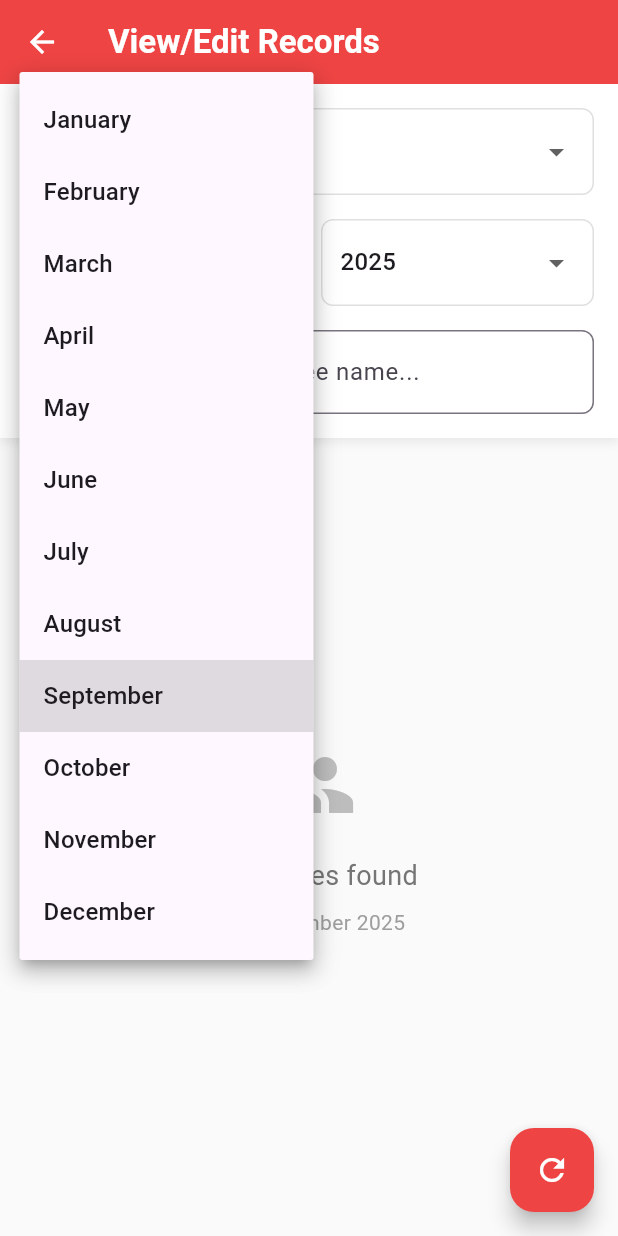
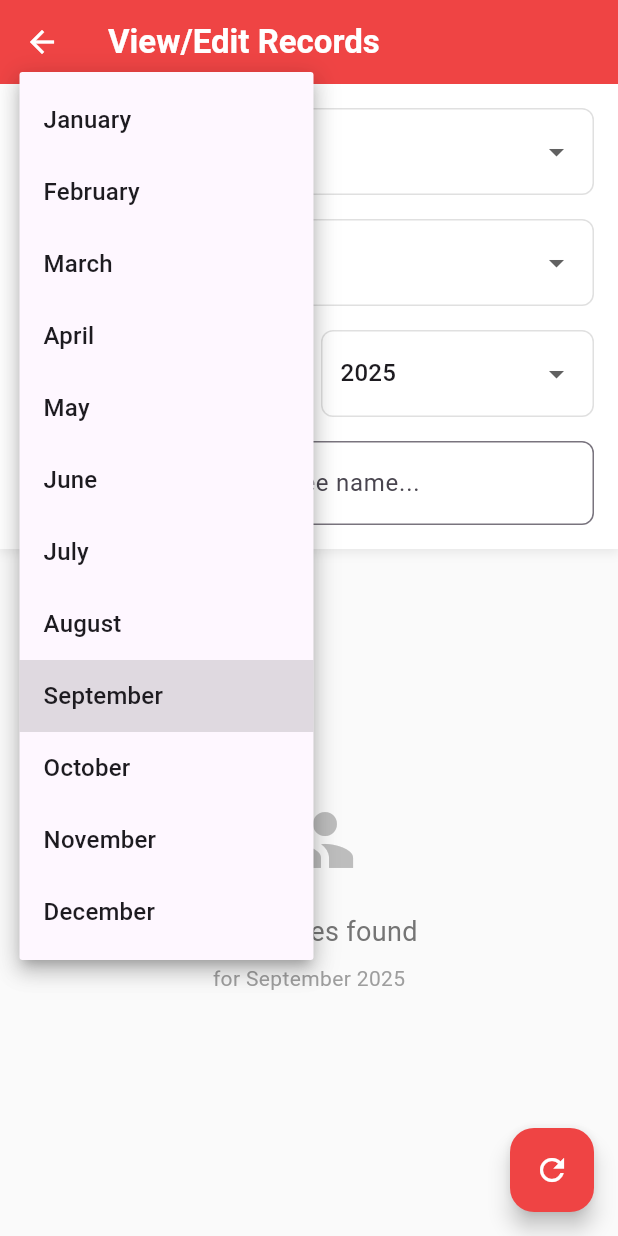
Before and after one commit to Esandu-Meth-Obadaarachchi/odon_booking_flutter_app, a Flutter app: the ViewEditSalariesExpensesScreen screen opened directly, after a tap on "Salaries", after a tap on "September", on a phone screen of 412 x 824 dp. Run offline on Flutter 3.47's test engine with Material 3 defaults, Android fonts, the phone set to English and light mode, and no system bars; our stand-ins replace google_fonts, image_picker, month_picker_dialog, open_file, pdf, table_calendar; network calls fail.

Commit message:
filter added to filter by categories in expenses

```diff
--- a/lib/ViewEditSalariesExpensesScreen.dart
+++ b/lib/ViewEditSalariesExpensesScreen.dart
@@ -12,6 +12,7 @@ class _ViewEditSalariesExpensesScreenState extends State<ViewEditSalariesExpense
   String _selectedType = 'Salaries'; // Salaries or Expenses
   String _selectedMonth = DateTime.now().month.toString();
   String _selectedYear = DateTime.now().year.toString();
+  String _selectedCategory = 'All'; // New category filter
   String _searchQuery = '';
   List<Map<String, dynamic>> _records = [];
   List<Map<String, dynamic>> _filteredRecords = [];
@@ -20,6 +21,7 @@ class _ViewEditSalariesExpensesScreenState extends State<ViewEditSalariesExpense
   final ApiService _apiService = ApiService(); // Uncomment when you import the API service
   double total = 0.0;
   String totalInString = '';
+
   final List<String> _months = [
     '1', '2', '3', '4', '5', '6',
     '7', '8', '9', '10', '11', '12'
@@ -34,6 +36,30 @@ class _ViewEditSalariesExpensesScreenState extends State<ViewEditSalariesExpense
     '2023', '2024', '2025', '2026', '2027'
   ];
 
+  final List<String> _salaryTypes = ['OT', 'Monthly', 'Weekly', 'Commission'];
+
+  final List<String> _expenseCategories = [
+    'Food',
+    'Utilities',
+    'Maintenance',
+    'Supplies',
+    'Transportation',
+    'Marketing',
+    'Equipment',
+    'Other',
+  ];
+
+  // Get current category options based on selected type
+  List<String> get _currentCategoryOptions {
+    List<String> options = ['All'];
+    if (_selectedType == 'Salaries') {
+      options.addAll(_salaryTypes);
+    } else {
+      options.addAll(_expenseCategories);
+    }
+    return options;
+  }
+
   @override
   void dispose() {
     _searchController.dispose();
@@ -44,8 +70,6 @@ class _ViewEditSalariesExpensesScreenState extends State<ViewEditSalariesExpense
   void initState() {
     super.initState();
     _loadRecords();
-
-
   }
 
   Future<void> _loadRecords() async {
@@ -69,7 +93,7 @@ class _ViewEditSalariesExpensesScreenState extends State<ViewEditSalariesExpense
 
       setState(() {
         _records = filteredRecords;
-        _applySearchFilter();
+        _applyFilters();
         _isLoading = false;
       });
     } catch (e) {
@@ -86,11 +110,23 @@ class _ViewEditSalariesExpensesScreenState extends State<ViewEditSalariesExpense
     }
   }
 
-  void _applySearchFilter() {
-    if (_searchQuery.isEmpty) {
-      _filteredRecords = List.from(_records);
-    } else {
-      _filteredRecords = _records.where((record) {
+  void _applyFilters() {
+    List<Map<String, dynamic>> filtered = List.from(_records);
+
+    // Apply category filter
+    if (_selectedCategory != 'All') {
+      filtered = filtered.where((record) {
+        if (_selectedType == 'Salaries') {
+          return record['salaryType'] == _selectedCategory;
+        } else {
+          return record['category'] == _selectedCategory;
+        }
+      }).toList();
+    }
+
+    // Apply search filter
+    if (_searchQuery.isNotEmpty) {
+      filtered = filtered.where((record) {
         if (_selectedType == 'Salaries') {
           final employeeName = (record['employeeName'] ?? '').toLowerCase();
           return employeeName.contains(_searchQuery.toLowerCase());
@@ -100,6 +136,10 @@ class _ViewEditSalariesExpensesScreenState extends State<ViewEditSalariesExpense
         }
       }).toList();
     }
+
+    setState(() {
+      _filteredRecords = filtered;
+    });
   }
 
   double _calculateTotal() {
@@ -159,8 +199,6 @@ class _ViewEditSalariesExpensesScreenState extends State<ViewEditSalariesExpense
     final _nameController = TextEditingController(text: salary['employeeName']);
     final _amountController = TextEditingController(text: salary['amount'].toString());
     String _selectedSalaryType = salary['salaryType'];
-
-    final List<String> _salaryTypes = ['OT', 'Monthly', 'Weekly', 'Commission'];
 
     showDialog(
       context: context,
@@ -266,12 +304,8 @@ class _ViewEditSalariesExpensesScreenState extends State<ViewEditSalariesExpense
     final _nameController = TextEditingController(text: expense['expenseName']);
     final _amountController = TextEditingController(text: expense['amount'].toString());
     final _reasonController = TextEditingController(text: expense['reason'] ?? '');
-    String _selectedCategory = expense['category'];
+    String _selectedExpenseCategory = expense['category'];
     DateTime _selectedDate = DateTime.parse(expense['date']);
-
-    final List<String> _expenseCategories = [
-      'Food', 'Utilities', 'Maintenance', 'Supplies', 'Transportation', 'Marketing', 'Equipment', 'Other'
-    ];
 
     showDialog(
       context: context,
@@ -293,7 +327,7 @@ class _ViewEditSalariesExpensesScreenState extends State<ViewEditSalariesExpense
                     ),
                     SizedBox(height: 16),
                     DropdownButtonFormField<String>(
-                      value: _selectedCategory,
+                      value: _selectedExpenseCategory,
                       decoration: InputDecoration(
                         labelText: 'Category',
                         border: OutlineInputBorder(),
@@ -306,7 +340,7 @@ class _ViewEditSalariesExpensesScreenState extends State<ViewEditSalariesExpense
                       }).toList(),
                       onChanged: (String? newValue) {
                         setState(() {
-                          _selectedCategory = newValue!;
+                          _selectedExpenseCategory = newValue!;
                         });
                       },
                     ),
@@ -378,7 +412,7 @@ class _ViewEditSalariesExpensesScreenState extends State<ViewEditSalariesExpense
                     try {
                       final updatedData = {
                         'expenseName': _nameController.text,
-                        'category': _selectedCategory,
+                        'category': _selectedExpenseCategory,
                         'amount': double.parse(_amountController.text),
                         'date': _selectedDate.toIso8601String(),
                         'reason': _reasonController.text,
@@ -695,8 +729,43 @@ class _ViewEditSalariesExpensesScreenState extends State<ViewEditSalariesExpense
                             onChanged: (String? newValue) {
                               setState(() {
                                 _selectedType = newValue!;
+                                _selectedCategory = 'All'; // Reset category when type changes
                               });
                               _loadRecords();
+                            },
+                          ),
+                        ),
+                      ),
+                    ),
+                  ],
+                ),
+                SizedBox(height: 16),
+                // Category Filter
+                Row(
+                  children: [
+                    Expanded(
+                      child: Container(
+                        padding: EdgeInsets.symmetric(horizontal: 12, vertical: 4),
+                        decoration: BoxDecoration(
+                          border: Border.all(color: Colors.grey[300]!),
+                          borderRadius: BorderRadius.circular(8),
+                        ),
+                        child: DropdownButtonHideUnderline(
+                          child: DropdownButton<String>(
+                            value: _selectedCategory,
+                            isExpanded: true,
+                            hint: Text(_selectedType == 'Salaries' ? 'Filter by Salary Type' : 'Filter by Category'),
+                            items: _currentCategoryOptions.map((String category) {
+                              return DropdownMenuItem<String>(
+                                value: category,
+                                child: Text(category == 'All' ? 'All ${_selectedType}' : category),
+                              );
+                            }).toList(),
+                            onChanged: (String? newValue) {
+                              setState(() {
+                                _selectedCategory = newValue!;
+                              });
+                              _applyFilters();
                             },
                           ),
                         ),
@@ -782,7 +851,7 @@ class _ViewEditSalariesExpensesScreenState extends State<ViewEditSalariesExpense
                         setState(() {
                           _searchQuery = '';
                         });
-                        _applySearchFilter();
+                        _applyFilters();
                       },
                     )
                         : null,
@@ -798,7 +867,7 @@ class _ViewEditSalariesExpensesScreenState extends State<ViewEditSalariesExpense
                     setState(() {
                       _searchQuery = value;
                     });
-                    _applySearchFilter();
+                    _applyFilters();
                   },
                 ),
               ],
@@ -834,9 +903,7 @@ class _ViewEditSalariesExpensesScreenState extends State<ViewEditSalariesExpense
                         crossAxisAlignment: CrossAxisAlignment.start,
                         children: [
                           Text(
-                            _searchQuery.isNotEmpty
-                                ? 'Total for "$_searchQuery"'
-                                : 'Total ${_selectedType}',
+                            _buildFilterDescription(),
                             style: TextStyle(
                               color: Colors.white,
                               fontSize: 16,
@@ -893,13 +960,12 @@ class _ViewEditSalariesExpensesScreenState extends State<ViewEditSalariesExpense
                   ),
                   SizedBox(height: 16),
                   Text(
-                    _searchQuery.isNotEmpty
-                        ? 'No results for "$_searchQuery"'
-                        : 'No ${_selectedType.toLowerCase()} found',
+                    _buildEmptyStateMessage(),
                     style: TextStyle(
                       fontSize: 18,
                       color: Colors.grey[600],
                     ),
+                    textAlign: TextAlign.center,
                   ),
                   SizedBox(height: 8),
                   Text(
@@ -909,21 +975,22 @@ class _ViewEditSalariesExpensesScreenState extends State<ViewEditSalariesExpense
                       color: Colors.grey[500],
                     ),
                   ),
-                  if (_searchQuery.isNotEmpty) ...[
+                  if (_searchQuery.isNotEmpty || _selectedCategory != 'All') ...[
                     SizedBox(height: 16),
                     ElevatedButton(
                       onPressed: () {
                         _searchController.clear();
                         setState(() {
                           _searchQuery = '';
+                          _selectedCategory = 'All';
                         });
-                        _applySearchFilter();
+                        _applyFilters();
                       },
                       style: ElevatedButton.styleFrom(
                         backgroundColor: Color(0xFFEF4444),
                         foregroundColor: Colors.white,
                       ),
-                      child: Text('Clear Search'),
+                      child: Text('Clear Filters'),
                     ),
                   ],
                 ],
@@ -949,4 +1016,30 @@ class _ViewEditSalariesExpensesScreenState extends State<ViewEditSalariesExpense
       ),
     );
   }
+
+  // Helper method to build filter description for total summary
+  String _buildFilterDescription() {
+    if (_searchQuery.isNotEmpty && _selectedCategory != 'All') {
+      return 'Filtered Total';
+    } else if (_searchQuery.isNotEmpty) {
+      return 'Search Results';
+    } else if (_selectedCategory != 'All') {
+      return '$_selectedCategory Total';
+    } else {
+      return 'Total ${_selectedType}';
+    }
+  }
+
+  // Helper method to build empty state message
+  String _buildEmptyStateMessage() {
+    if (_searchQuery.isNotEmpty && _selectedCategory != 'All') {
+      return 'No matches found';
+    } else if (_searchQuery.isNotEmpty) {
+      return 'No search results';
+    } else if (_selectedCategory != 'All') {
+      return 'No $_selectedCategory found';
+    } else {
+      return 'No ${_selectedType.toLowerCase()} found';
+    }
+  }
 }
```
